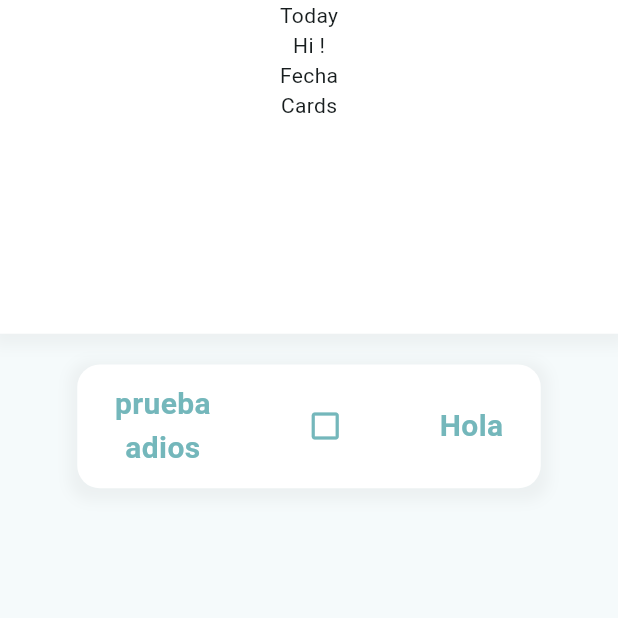
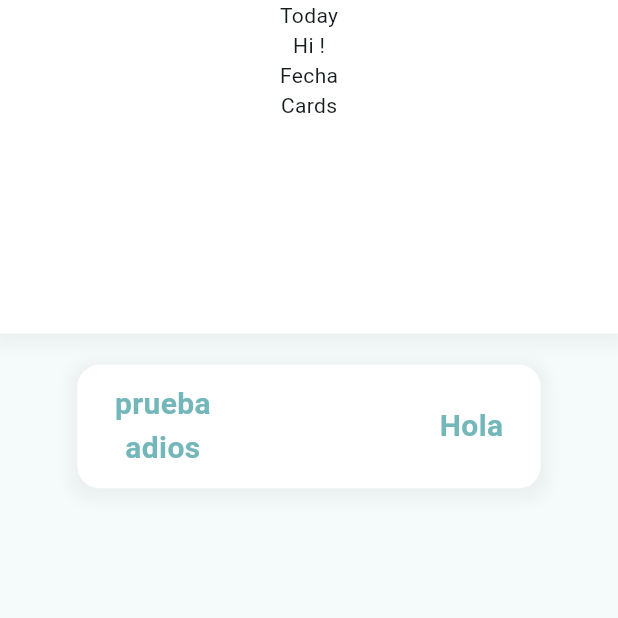
Before and after one commit to wilsone24/My-Best-Self, a Flutter app: the Mainpage screen opened by its route, on a phone screen of 412 x 824 dp, the top half of it. Run offline on Flutter 3.47's test engine with Material 3 defaults, Android fonts, the phone set to English and light mode, and no system bars; our stand-ins replace get.

```diff
--- a/lib/ui/views/home_screen.dart
+++ b/lib/ui/views/home_screen.dart
@@ -37,12 +37,12 @@ class HomeScreen extends StatelessWidget {
                       offset: const Offset(0, 3) // changes
                       )
                 ]),
-            child: Padding(
-              padding: const EdgeInsetsDirectional.only(start: 25, end: 25),
+            child: const Padding(
+              padding: EdgeInsetsDirectional.only(start: 25, end: 25),
               child: Row(
                 mainAxisAlignment: MainAxisAlignment.spaceBetween,
                 children: [
-                  const Column(
+                  Column(
                     mainAxisAlignment: MainAxisAlignment.center,
                     children: [
                       Text(
@@ -61,16 +61,8 @@ class HomeScreen extends StatelessWidget {
                       ),
                     ],
                   ),
-                  IconButton(
-                    icon: Icon(
-                      istrue ? Icons.check_box : Icons.check_box_outline_blank,
-                      color: primarycolor,
-                    ),
-                    onPressed: () {
-                      istrue = !istrue; // Cambia el valor de istrue
-                    },
-                  ),
-                  const Text(
+
+                  Text(
                     "Hola",
                     style: TextStyle(
                         fontWeight: FontWeight.bold,
```
